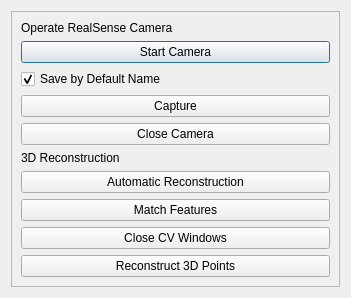
Old version of the form ui/camera.ui in the repository liushuya7/cn5X.
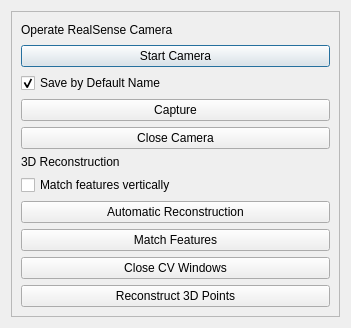
New version of the form.

Commit message: cleaned registration code, added checkbox to allow user to define to match feature points horizontally or vertically in cameraDialog

```diff
--- a/ui/camera.ui
+++ b/ui/camera.ui
@@ -7,7 +7,7 @@
     <x>0</x>
     <y>0</y>
     <width>351</width>
-    <height>294</height>
+    <height>328</height>
    </rect>
   </property>
   <property name="windowTitle">
@@ -78,6 +78,13 @@
            </property>
           </widget>
          </item>
+         <item>
+          <widget class="QCheckBox" name="checkBox_match_vertically">
+           <property name="text">
+            <string>Match features vertically</string>
+           </property>
+          </widget>
+         </item>
          <item>
           <widget class="QPushButton" name="pushButton_automatic">
            <property name="text">
```
The commit also changes 4 other files.
